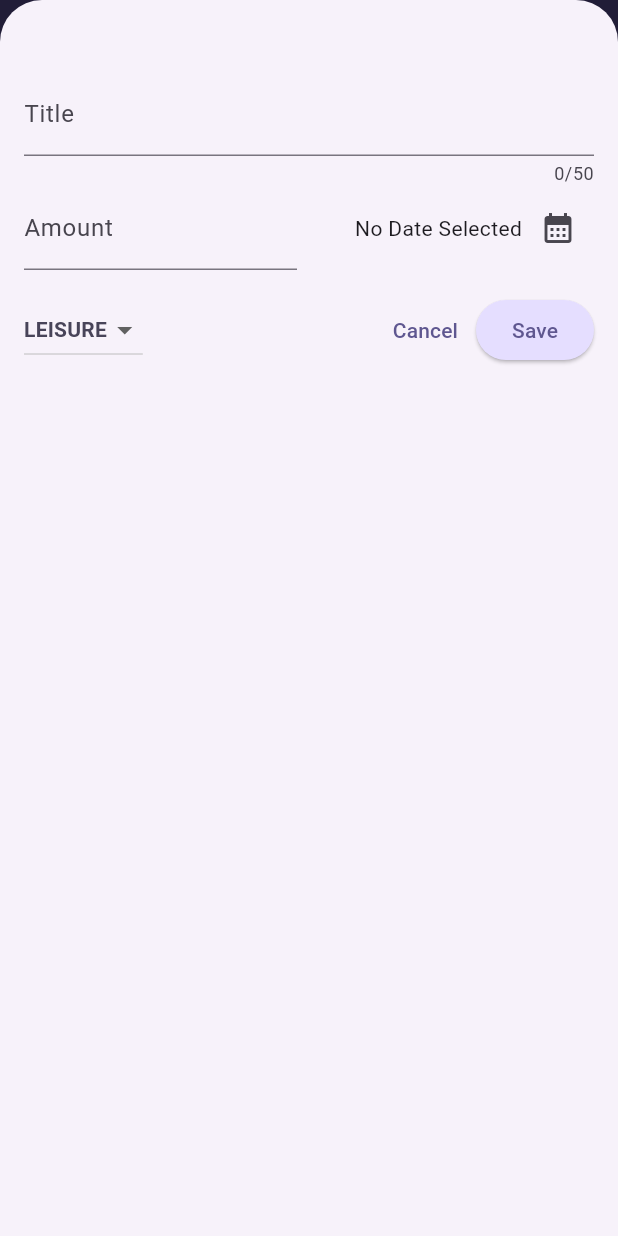
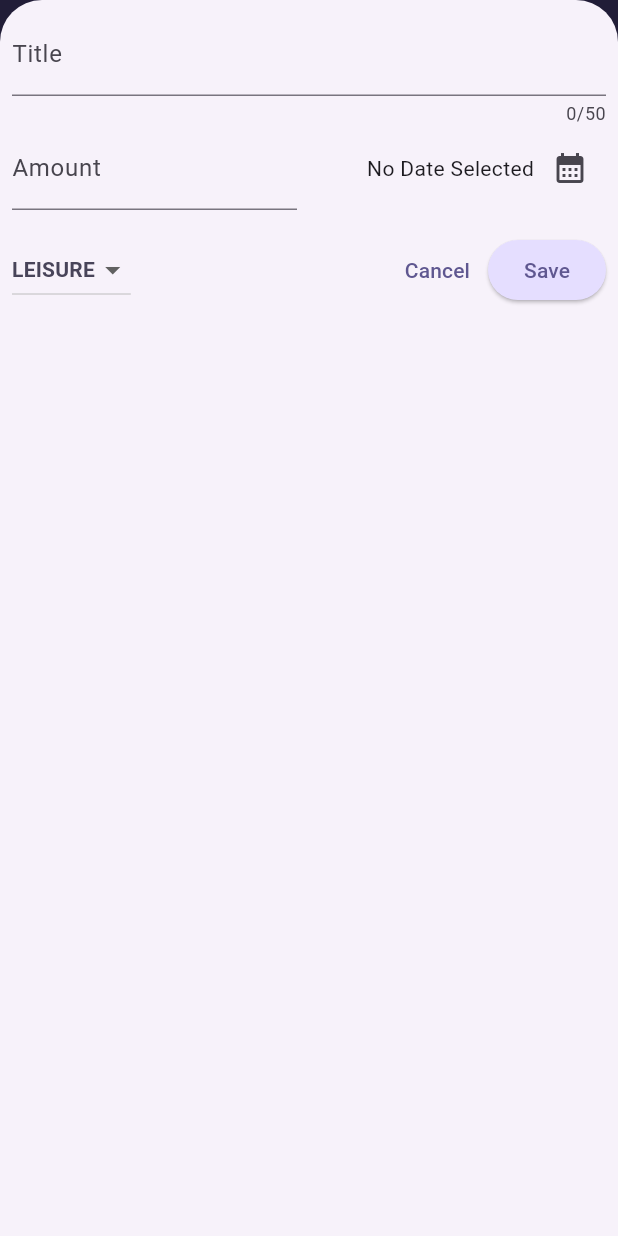
Before and after one commit to roysyas/flutter_expense_tracker, a Flutter app: the screen it shows after launch, after a tap on the "add" icon, on a phone screen of 412 x 824 dp. Run offline on Flutter 3.47's test engine with Material 3 defaults, Android fonts, the phone set to English and light mode, and no system bars.

Commit message:
final code

```diff
--- a/lib/main.dart
+++ b/lib/main.dart
@@ -1,5 +1,6 @@
 import 'package:flutter/material.dart';
 import 'package:flutter_expense_tracker/ui/expense.dart';
+//import 'package:flutter/services.dart';
 
 var kColorScheme = ColorScheme.fromSeed(
   seedColor: const Color.fromARGB(255, 95, 53, 250),
@@ -10,6 +11,10 @@ var kDarkColorScheme = ColorScheme.fromSeed(
 );
 
 void main() {
+  /* WidgetsFlutterBinding.ensureInitialized();
+  SystemChrome.setPreferredOrientations([
+    DeviceOrientation.portraitUp,
+  ]).then((value) { */
   runApp(
     MaterialApp(
       darkTheme: ThemeData.dark().copyWith(
@@ -54,4 +59,5 @@ void main() {
       home: const Expense(),
     ),
   );
+  //});
 }
--- a/lib/ui/add_expense.dart
+++ b/lib/ui/add_expense.dart
@@ -1,3 +1,6 @@
+import 'dart:io';
+
+import 'package:flutter/cupertino.dart';
 import 'package:flutter/material.dart';
 import 'package:flutter_expense_tracker/models/expense_model.dart';
 import 'package:flutter_expense_tracker/models/category_enum.dart';
@@ -55,6 +58,22 @@ class _AddExpense extends State<AddExpense> {
   }
 
   void _showDialog(String mtitle, String mContent) {
+    if (Platform.isIOS) {
+      showCupertinoDialog(
+          context: context,
+          builder: (ctx) => CupertinoAlertDialog(
+                title: Text(mtitle),
+                content: Text(mContent),
+                actions: [
+                  TextButton(
+                    onPressed: () {
+                      Navigator.pop(ctx);
+                    },
+                    child: const Text('OK'),
+                  ),
+                ],
+              ));
+    } else {
       showDialog(
         context: context,
         builder: (ctx) => AlertDialog(
@@ -71,6 +90,7 @@ class _AddExpense extends State<AddExpense> {
         ),
       );
     }
+  }
 
   @override
   void dispose() {
@@ -81,8 +101,13 @@ class _AddExpense extends State<AddExpense> {
 
   @override
   Widget build(BuildContext context) {
-    return Padding(
-      padding: const EdgeInsets.fromLTRB(16, 48, 16, 16),
+    final keyboardSpace = MediaQuery.of(context).viewInsets.bottom;
+
+    return SizedBox(
+      height: double.infinity,
+      child: SingleChildScrollView(
+        child: Padding(
+          padding: EdgeInsets.fromLTRB(8, 8, 8, keyboardSpace + 8),
           child: Column(
             children: [
               TextField(
@@ -165,6 +190,8 @@ class _AddExpense extends State<AddExpense> {
               ),
             ],
           ),
+        ),
+      ),
     );
   }
 }
--- a/lib/ui/expense.dart
+++ b/lib/ui/expense.dart
@@ -32,6 +32,7 @@ class _Expense extends State<Expense> {
 
   void _openExpense() {
     showModalBottomSheet(
+      useSafeArea: true,
       isScrollControlled: true,
       context: context,
       builder: ((context) => AddExpense(
@@ -71,6 +72,9 @@ class _Expense extends State<Expense> {
 
   @override
   Widget build(BuildContext context) {
+    final orientation = MediaQuery.of(context).orientation;
+    final width = MediaQuery.of(context).size.width;
+
     Widget mainContent = const Expanded(
       child: Center(
         child: Text('empty list'),
@@ -94,7 +98,18 @@ class _Expense extends State<Expense> {
           ),
         ],
       ),
-      body: Column(
+      body: orientation == Orientation.landscape && width >= 600
+          ? Row(
+              children: [
+                Expanded(
+                  child: Chart(
+                    expenses: _registeredExpense,
+                  ),
+                ),
+                mainContent,
+              ],
+            )
+          : Column(
               children: [
                 Chart(
                   expenses: _registeredExpense,
```
Also changed, not shown: 1 other file. Lines whose indentation alone changed are shown as unchanged.
